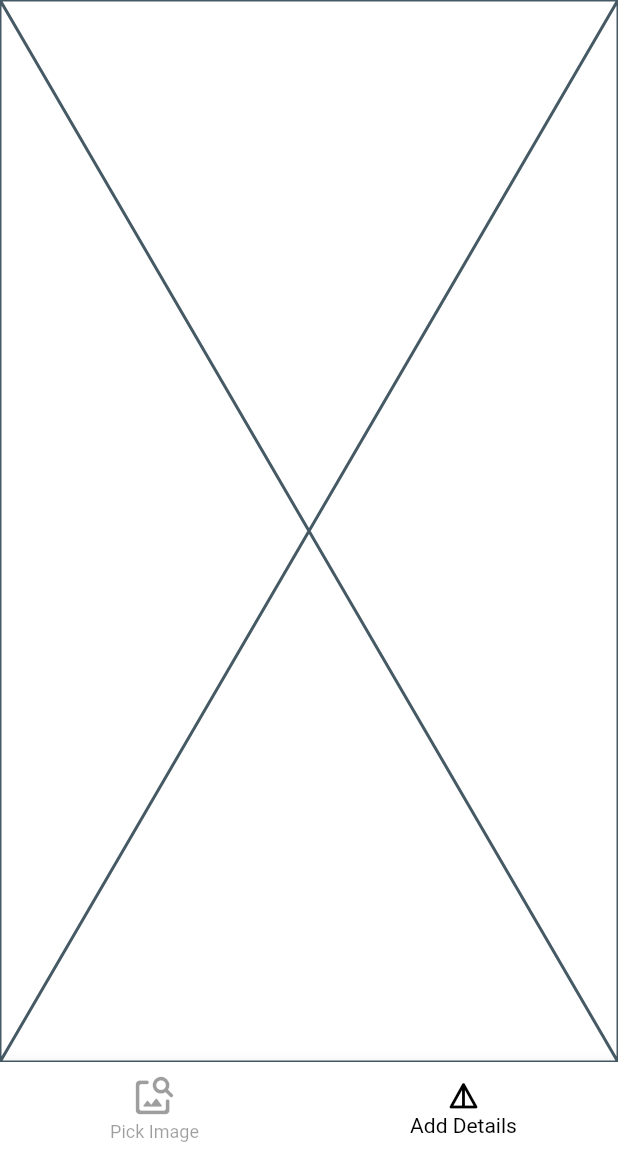
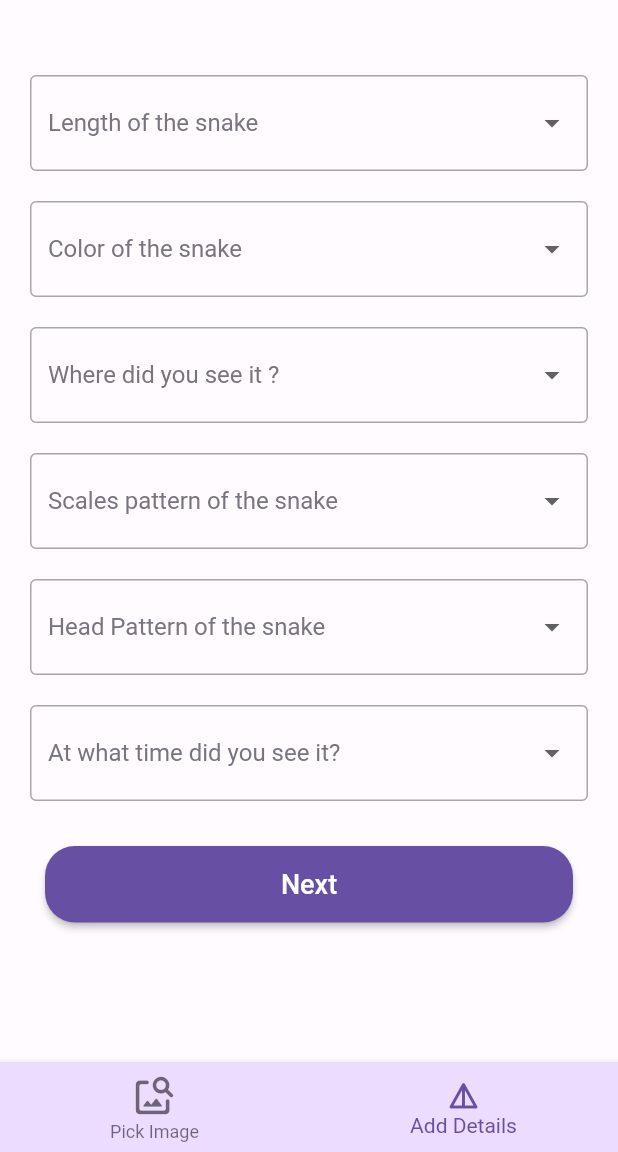
Before and after one commit to kalpakavindu/snake-identifier-app, a Flutter app: the screen it shows after launch, item 2 of the bottom bar chosen, on a phone screen of 412 x 824 dp, the part 84-1236 px from its top. Run offline on Flutter 3.47's test engine with Material 2 defaults, Android fonts, the phone set to English and light mode, and no system bars; our stand-ins replace firebase_core, firebase_storage, image_picker, logger; accounts and stored records are empty.

Commit message:
ui completed

```diff
--- /dev/null
+++ b/snake_identification_app/lib/color_scheme.dart
@@ -0,0 +1,69 @@
+import 'package:flutter/material.dart';
+
+const lightColorScheme = ColorScheme(
+  brightness: Brightness.light,
+  primary: Color(0xFF6750A4),
+  onPrimary: Color(0xFFFFFFFF),
+  primaryContainer: Color(0xFFEADDFF),
+  onPrimaryContainer: Color(0xFF21005D),
+  secondary: Color(0xFF625B71),
+  onSecondary: Color(0xFFFFFFFF),
+  secondaryContainer: Color(0xFFE8DEF8),
+  onSecondaryContainer: Color(0xFF1D192B),
+  tertiary: Color(0xFF7D5260),
+  onTertiary: Color(0xFFFFFFFF),
+  tertiaryContainer: Color(0xFFFFD8E4),
+  onTertiaryContainer: Color(0xFF31111D),
+  error: Color(0xFFB3261E),
+  onError: Color(0xFFFFFFFF),
+  errorContainer: Color(0xFFF9DEDC),
+  onErrorContainer: Color(0xFF410E0B),
+  outline: Color(0xFF79747E),
+  background: Color(0xFFFFFBFE),
+  onBackground: Color(0xFF1C1B1F),
+  surface: Color(0xFFFFFBFE),
+  onSurface: Color(0xFF1C1B1F),
+  surfaceVariant: Color(0xFFE7E0EC),
+  onSurfaceVariant: Color(0xFF49454F),
+  inverseSurface: Color(0xFF313033),
+  onInverseSurface: Color(0xFFF4EFF4),
+  inversePrimary: Color(0xFFD0BCFF),
+  shadow: Color(0xFF000000),
+  surfaceTint: Color(0xFF6750A4),
+  outlineVariant: Color(0xFFCAC4D0),
+  scrim: Color(0xFF000000),
+);
+
+const darkColorScheme = ColorScheme(
+  brightness: Brightness.dark,
+  primary: Color(0xFFD0BCFF),
+  onPrimary: Color(0xFF381E72),
+  primaryContainer: Color(0xFF4F378B),
+  onPrimaryContainer: Color(0xFFEADDFF),
+  secondary: Color(0xFFCCC2DC),
+  onSecondary: Color(0xFF332D41),
+  secondaryContainer: Color(0xFF4A4458),
+  onSecondaryContainer: Color(0xFFE8DEF8),
+  tertiary: Color(0xFFEFB8C8),
+  onTertiary: Color(0xFF492532),
+  tertiaryContainer: Color(0xFF633B48),
+  onTertiaryContainer: Color(0xFFFFD8E4),
+  error: Color(0xFFF2B8B5),
+  onError: Color(0xFF601410),
+  errorContainer: Color(0xFF8C1D18),
+  onErrorContainer: Color(0xFFF9DEDC),
+  outline: Color(0xFF938F99),
+  background: Color(0xFF1C1B1F),
+  onBackground: Color(0xFFE6E1E5),
+  surface: Color(0xFF1C1B1F),
+  onSurface: Color(0xFFE6E1E5),
+  surfaceVariant: Color(0xFF49454F),
+  onSurfaceVariant: Color(0xFFCAC4D0),
+  inverseSurface: Color(0xFFE6E1E5),
+  onInverseSurface: Color(0xFF313033),
+  inversePrimary: Color(0xFF6750A4),
+  shadow: Color(0xFF000000),
+  surfaceTint: Color(0xFFD0BCFF),
+  outlineVariant: Color(0xFF49454F),
+  scrim: Color(0xFF000000),
+);
--- a/snake_identification_app/lib/main.dart
+++ b/snake_identification_app/lib/main.dart
@@ -1,8 +1,9 @@
 import 'package:flutter/material.dart';
 import 'package:firebase_core/firebase_core.dart';
-import 'package:snake_identification_app/screens/details_screen.dart';
+import './color_scheme.dart';
 import './firebase_options.dart';
 import './screens/image_capture_screen.dart';
+import './screens/add_details_screen.dart';
 
 void main() async {
   WidgetsFlutterBinding.ensureInitialized();
@@ -13,7 +14,9 @@ void main() async {
 }
 
 class MyApp extends StatefulWidget {
-  const MyApp({super.key});
+  const MyApp({
+    super.key,
+  });
 
   @override
   State<MyApp> createState() => _MyAppState();
@@ -24,7 +27,7 @@ class _MyAppState extends State<MyApp> {
 
   final _pageOptions = <Widget>[
     const ImageCaptureScreen(),
-    const DetailsScreen(),
+    const AddDetailsScreen(),
   ];
 
   @override
@@ -33,14 +36,19 @@ class _MyAppState extends State<MyApp> {
       title: 'Snake Identifier',
       debugShowCheckedModeBanner: false,
       theme: ThemeData(
-        primarySwatch: Colors.blueGrey,
+        colorScheme: lightColorScheme,
+        bottomNavigationBarTheme: BottomNavigationBarThemeData(
+          backgroundColor: lightColorScheme.primaryContainer,
+        ),
+        appBarTheme: AppBarTheme(
+          backgroundColor: lightColorScheme.background,
+          foregroundColor: Colors.black,
+        ),
       ),
       home: Scaffold(
-        backgroundColor: Colors.white,
+        backgroundColor: lightColorScheme.background,
         appBar: AppBar(
           title: const Text('Snake Identifier'),
-          backgroundColor: Colors.white,
-          foregroundColor: Colors.black,
           elevation: 0,
         ),
         bottomNavigationBar: BottomNavigationBar(
@@ -54,11 +62,8 @@ class _MyAppState extends State<MyApp> {
               label: 'Add Details',
             )
           ],
-          selectedItemColor: Colors.black,
-          unselectedItemColor: Colors.black38,
           currentIndex: selectedPage,
-          backgroundColor: Colors.white,
-          elevation: 10.0,
+          elevation: 5.0,
           onTap: (index) {
             setState(() {
               selectedPage = index;
--- /dev/null
+++ b/snake_identification_app/lib/models/snake_details_model.dart
@@ -0,0 +1,7 @@
+import 'dart:io';
+
+class SnakeDetails {
+  late String? name;
+  late String? description;
+  late File? image;
+}
--- /dev/null
+++ b/snake_identification_app/lib/screens/add_details_screen.dart
@@ -0,0 +1,205 @@
+import 'package:flutter/material.dart';
+import 'package:snake_identification_app/color_scheme.dart';
+import 'package:snake_identification_app/screens/details_screen.dart';
+import '../widgets/reusable_text_button.dart';
+import '../widgets/reusable_dropdown_field.dart';
+import '../models/snake_details_model.dart';
+
+class AddDetailsScreen extends StatefulWidget {
+  const AddDetailsScreen({super.key});
+
+  @override
+  State<AddDetailsScreen> createState() => _AddDetailsScreenState();
+}
+
+class _AddDetailsScreenState extends State<AddDetailsScreen> {
+  final _lengthList = [
+    {"name": "Short", "value": "short"},
+    {"name": "Long", "value": "long"},
+  ];
+  final _colorList = [
+    {"name": "Red", "value": "red"},
+    {"name": "Green", "value": "green"},
+    {"name": "Black", "value": "black"},
+    {"name": "White", "value": "white"},
+    {"name": "Yellow", "value": "yellow"},
+    {"name": "Brown", "value": "brown"},
+  ];
+  final _locationList = [
+    {"name": "Floor", "value": "floor"},
+    {"name": "Mud", "value": "mud"},
+    {"name": "Tree", "value": "tree"},
+    {"name": "Other", "value": "other"},
+  ];
+  final _scalesPatternList = [
+    {"name": "SPattern1", "value": "sp1"},
+    {"name": "SPattern2", "value": "sp2"},
+    {"name": "SPattern3", "value": "sp3"},
+  ];
+  final _headPatternList = [
+    {"name": "HPattern1", "value": "hp1"},
+    {"name": "HPattern2", "value": "hp2"},
+    {"name": "HPattern3", "value": "hp3"},
+  ];
+  final _timeList = [
+    {"name": "Morning", "value": "morning"},
+    {"name": "Afternoon", "value": "afternoon"},
+    {"name": "Evening", "value": "evening"},
+    {"name": "Night", "value": "night"},
+  ];
+
+  String? _selectedLengthValue;
+  String? _selectedColorValue;
+  String? _selectedLocationValue;
+  String? _selectedScalesPatternValue;
+  String? _selectedHeadPatternValue;
+  String? _selectedTimeValue;
+
+  SnakeDetails snakeDetails = SnakeDetails();
+
+  final _formKey = GlobalKey<FormState>();
+
+  void _handleSubmit() {
+    if (_formKey.currentState!.validate()) {
+      snakeDetails.name = "Russell's viper";
+      snakeDetails.description =
+          "Russell's viper (Daboia russelii) is a venomous snake found in Asia. The species is named for Patrick Russell, a Scottish herpetologist who first described many of India's snakes. In Bengali, this snake is called Chandroborha since it carries lenticular or more precisely lunar marks all over its body.";
+
+      snakeDetails.image = null;
+
+      setState(() {
+        _selectedColorValue = null;
+        _selectedHeadPatternValue = null;
+        _selectedLengthValue = null;
+        _selectedLocationValue = null;
+        _selectedScalesPatternValue = null;
+        _selectedTimeValue = null;
+      });
+
+      Navigator.push(context, MaterialPageRoute(builder: (context) {
+        return DetailsScreen(details: snakeDetails);
+      }));
+    }
+  }
+
+  @override
+  Widget build(BuildContext context) {
+    return Container(
+      width: MediaQuery.of(context).size.width,
+      height: MediaQuery.of(context).size.height,
+      padding: const EdgeInsets.only(top: 20.0),
+      child: SingleChildScrollView(
+        padding: const EdgeInsets.symmetric(horizontal: 20.0, vertical: 30.0),
+        child: Form(
+          key: _formKey,
+          child: Column(
+            children: [
+              ReusableDropdownField(
+                onUpdate: (val) {
+                  setState(() {
+                    _selectedLengthValue = val as String;
+                  });
+                },
+                value: _selectedLengthValue,
+                items: _lengthList,
+                label: 'Length of the snake',
+                validator: (val) {
+                  if (val == null || val.isEmpty) {
+                    return 'This field is required!';
+                  }
+                  return null;
+                },
+              ),
+              const SizedBox(
+                height: 20.0,
+              ),
+              ReusableDropdownField(
+                onUpdate: (val) {
+                  setState(() {
+                    _selectedColorValue = val as String;
+                  });
+                },
+                value: _selectedColorValue,
+                items: _colorList,
+                label: 'Color of the snake',
+                validator: (val) {
+                  if (val == null || val.isEmpty) {
+                    return 'This field is required!';
+                  }
+                  return null;
+                },
+              ),
+              const SizedBox(
+                height: 20.0,
+              ),
+              ReusableDropdownField(
+                onUpdate: (val) {
+                  setState(() {
+                    _selectedLocationValue = val as String;
+                  });
+                },
+                value: _selectedLocationValue,
+                items: _locationList,
+                label: 'Where did you see it ?',
+                validator: (val) {
+                  if (val == null || val.isEmpty) {
+                    return 'This field is required!';
+                  }
+                  return null;
+                },
+              ),
+              const SizedBox(
+                height: 20.0,
+              ),
+              ReusableDropdownField(
+                onUpdate: (val) {
+                  setState(() {
+                    _selectedScalesPatternValue = val as String;
+                  });
+                },
+                value: _selectedScalesPatternValue,
+                items: _scalesPatternList,
+                label: 'Scales pattern of the snake',
+              ),
+              const SizedBox(
+                height: 20.0,
+              ),
+              ReusableDropdownField(
+                onUpdate: (val) {
+                  setState(() {
+                    _selectedHeadPatternValue = val as String;
+                  });
+                },
+                value: _selectedHeadPatternValue,
+                items: _headPatternList,
+                label: 'Head Pattern of the snake',
+              ),
+              const SizedBox(
+                height: 20.0,
+              ),
+              ReusableDropdownField(
+                onUpdate: (val) {
+                  setState(() {
+                    _selectedTimeValue = val as String;
+                  });
+                },
+                value: _selectedTimeValue,
+                items: _timeList,
+                label: 'At what time did you see it?',
+              ),
+              const SizedBox(
+                height: 30.0,
+              ),
+              ReusableTextButton(
+                backgroundColor: lightColorScheme.primary,
+                textColor: lightColorScheme.onPrimary,
+                onTap: _handleSubmit,
+                text: 'Next',
+              )
+            ],
+          ),
+        ),
+      ),
+    );
+  }
+}
--- /dev/null
+++ b/snake_identification_app/lib/widgets/reusable_dropdown_field.dart
@@ -0,0 +1,56 @@
+import 'package:flutter/material.dart';
+import '../color_scheme.dart';
+
+class ReusableDropdownField extends StatefulWidget {
+  final void Function(Object) onUpdate;
+  final String? value;
+  final List<Map<String, String>> items;
+  final String label;
+  final String? Function(String?)? validator;
+
+  const ReusableDropdownField({
+    super.key,
+    required this.onUpdate,
+    this.value,
+    this.validator,
+    required this.items,
+    required this.label,
+  });
+
+  @override
+  State<ReusableDropdownField> createState() => _ReusableDropdownFieldState();
+}
+
+class _ReusableDropdownFieldState extends State<ReusableDropdownField> {
+  @override
+  Widget build(BuildContext context) {
+    return SizedBox(
+      width: MediaQuery.of(context).size.width,
+      child: DropdownButtonFormField(
+        validator: widget.validator,
+        decoration: const InputDecoration(
+          border: OutlineInputBorder(),
+        ),
+        value: widget.value,
+        hint: Text(
+          widget.label,
+          style: TextStyle(color: lightColorScheme.outline),
+        ),
+        onChanged: (val) {
+          widget.onUpdate(val!);
+        },
+        items: widget.items.map(
+          (item) {
+            return DropdownMenuItem(
+              value: item['value']!,
+              child: Text(
+                item['name']!,
+                style: TextStyle(color: lightColorScheme.onBackground),
+              ),
+            );
+          },
+        ).toList(),
+      ),
+    );
+  }
+}
--- a/snake_identification_app/lib/widgets/reusable_text_button.dart
+++ b/snake_identification_app/lib/widgets/reusable_text_button.dart
@@ -4,12 +4,14 @@ class ReusableTextButton extends StatelessWidget {
   final Function()? onTap;
   final String text;
   final Color backgroundColor;
+  final Color textColor;
 
   const ReusableTextButton({
     super.key,
     required this.onTap,
     required this.text,
     required this.backgroundColor,
+    required this.textColor,
   });
 
   @override
@@ -19,7 +21,8 @@ class ReusableTextButton extends StatelessWidget {
       padding: const EdgeInsets.symmetric(horizontal: 10.0),
       child: ElevatedButton(
         style: ButtonStyle(
-          backgroundColor: MaterialStateProperty.all<Color>(backgroundColor),
+          foregroundColor: MaterialStateProperty.all(textColor),
+          backgroundColor: MaterialStateProperty.all(backgroundColor),
           shape: MaterialStateProperty.all<RoundedRectangleBorder>(
             RoundedRectangleBorder(
               borderRadius: BorderRadius.circular(20),
--- a/snake_identification_app/pubspec.yaml
+++ b/snake_identification_app/pubspec.yaml
@@ -39,7 +39,6 @@ dependencies:
   image_picker: ^0.8.7+4
   logger: ^1.3.0
   path: ^1.8.3
-  firebase_app_check: ^0.1.2+2
 
 dev_dependencies:
   flutter_test:
```
Also changed, not shown: snake_identification_app/lib/screens/details_screen.dart (+73 -2 lines), snake_identification_app/lib/screens/image_capture_screen.dart (+50 -26 lines), snake_identification_app/lib/screens/select_photo_options_screen.dart (+6 -3 lines), snake_identification_app/lib/widgets/reusable_data_box.dart (added, +39 -0 lines), snake_identification_app/pubspec.lock.
